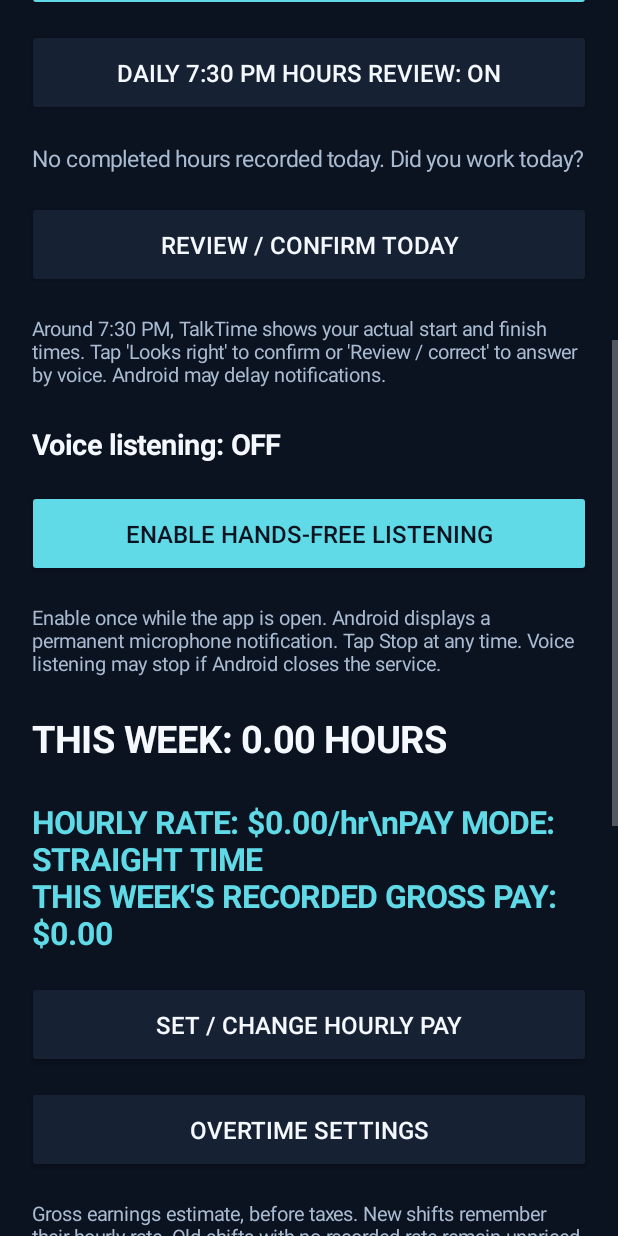
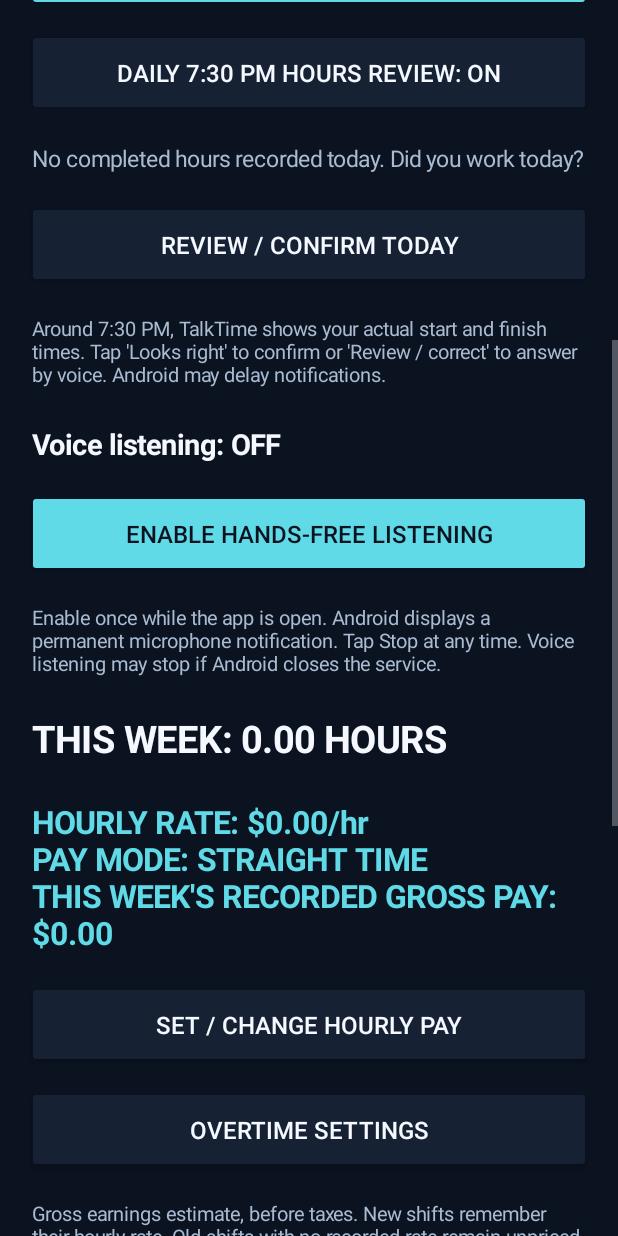
Before and after one commit to johnwaa38/ProjectorLayout-v4-open, an Android app: the screen it shows after launch (MainActivity), scrolled down 576 dp, on a phone screen of 412 x 824 dp. Run offline under Robolectric (Android 15) with nearby library versions, the phone set to English and light mode, and no system bars.

Commit message:
Fix overtime UI line break escapes

```diff
--- a/TalkTimeHandsFree/app/src/main/java/com/talktime/handsfree/MainActivity.java
+++ b/TalkTimeHandsFree/app/src/main/java/com/talktime/handsfree/MainActivity.java
@@ -144,7 +144,7 @@ public final class MainActivity extends Activity {
         boolean enabled=PayTracker.overtimeEnabled(this);
         new AlertDialog.Builder(this).setTitle("Weekly overtime")
             .setMessage("Current mode: "+(enabled?"1.5× after 40 hours":"STRAIGHT TIME")+
-                "\\n\\nChoose whether to calculate 1.5× pay after 40 paid hours in a Monday–Sunday week. This changes estimates only; saved hours and hourly rates stay untouched.")
+                "\n\nChoose whether to calculate 1.5× pay after 40 paid hours in a Monday–Sunday week. This changes estimates only; saved hours and hourly rates stay untouched.")
             .setPositiveButton(enabled?"TURN OFF OVERTIME":"TURN ON OVERTIME",(d,w)->{
                 boolean ok=PayTracker.setOvertimeEnabled(this,!enabled);
                 alert(ok?"Overtime setting saved.":"Could not save overtime setting.");
@@ -236,7 +236,7 @@ public final class MainActivity extends Activity {
             String entries=TimeStore.allEntries(this);
             int unknown=PayTracker.unpricedCount(entries);
             paySummary.setText("HOURLY RATE: "+PayTracker.dollars(PayTracker.rateCents(this))+"/hr"+
-                "\\nPAY MODE: "+(PayTracker.overtimeEnabled(this)?"1.5× OVER 40 HRS":"STRAIGHT TIME")+
+                "\nPAY MODE: "+(PayTracker.overtimeEnabled(this)?"1.5× OVER 40 HRS":"STRAIGHT TIME")+
                 "\nTHIS WEEK'S RECORDED GROSS PAY: "+PayTracker.dollars(PayTracker.weekCents(entries,PayTracker.overtimeEnabled(this)))+
                 (unknown>0?"\n"+unknown+" old shift(s) have no saved pay rate.":""));
         }
```
